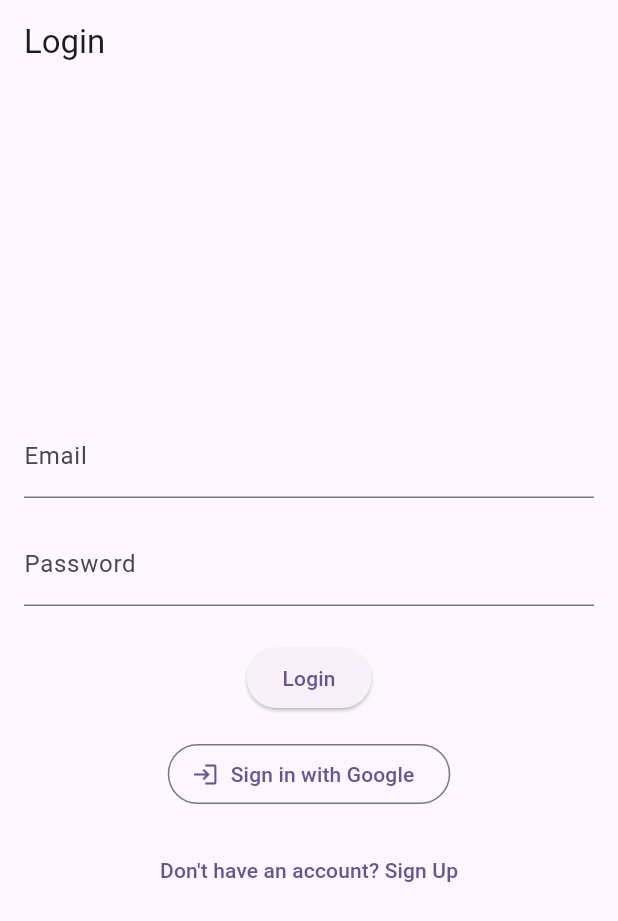
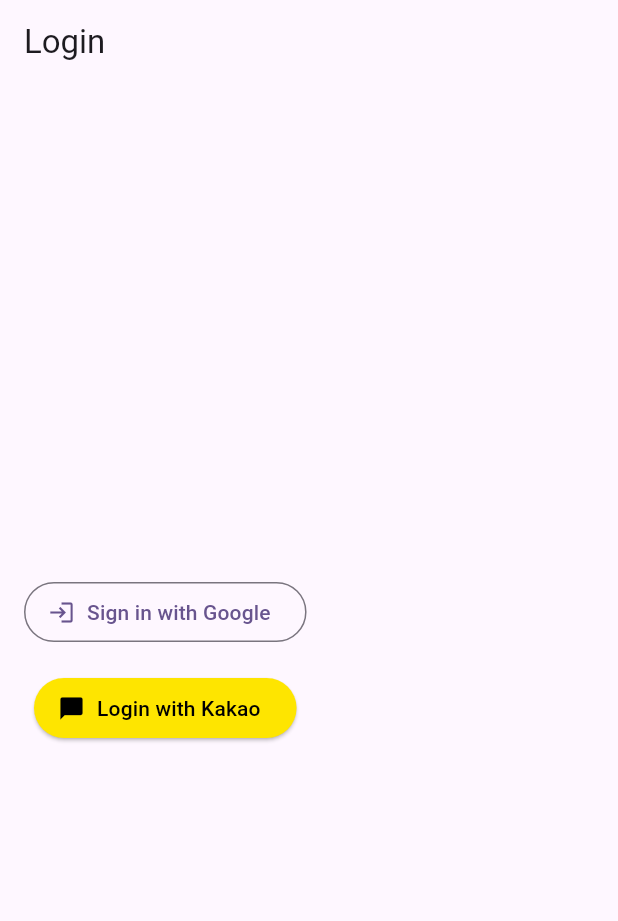
Before and after one commit to yangwon-park/calendar-flutter, a Flutter app: the screen it shows after launch, on a phone screen of 412 x 824 dp. Shown: the top 921 px of the screen. Run offline on Flutter 3.47's test engine with Material 3 defaults, Android fonts, the phone set to English and light mode, and no system bars; our stand-ins replace google_sign_in; missing offline and left inert: kakao_flutter_sdk_user.

Commit message:
feat: Replace Firebase authentication with Kakao SDK, Google SDK and update application bundle ID.

```diff
--- a/lib/main.dart
+++ b/lib/main.dart
@@ -1,16 +1,13 @@
-import 'package:firebase_auth/firebase_auth.dart';
-import 'package:firebase_core/firebase_core.dart';
 import 'package:flutter/material.dart';
-import 'package:front_flutter/firebase_options.dart';
 import 'package:front_flutter/src/features/authentication/screens/login_screen.dart';
-import 'package:front_flutter/src/features/authentication/services/auth_service.dart';
-import 'package:front_flutter/src/features/home/screens/home_screen.dart';
+import 'package:kakao_flutter_sdk_user/kakao_flutter_sdk_user.dart';
 
 void main() async {
   WidgetsFlutterBinding.ensureInitialized();
-  await Firebase.initializeApp(
-    options: DefaultFirebaseOptions.currentPlatform,
-  );
+
+  // TODO: Replace with your Native App Key from Kakao Developers
+  KakaoSdk.init(nativeAppKey: 'YOUR_NATIVE_APP_KEY');
+
   runApp(const MyApp());
 }
 
@@ -25,18 +22,7 @@ class MyApp extends StatelessWidget {
         colorScheme: ColorScheme.fromSeed(seedColor: Colors.deepPurple),
         useMaterial3: true,
       ),
-      home: StreamBuilder<User?>(
-        stream: AuthService().authStateChanges,
-        builder: (context, snapshot) {
-          if (snapshot.connectionState == ConnectionState.waiting) {
-            return const Center(child: CircularProgressIndicator());
-          }
-          if (snapshot.hasData) {
-            return const HomeScreen();
-          }
-          return const LoginScreen();
-        },
-      ),
+      home: const LoginScreen(),
     );
   }
 }
--- a/lib/src/features/authentication/screens/login_screen.dart
+++ b/lib/src/features/authentication/screens/login_screen.dart
@@ -1,6 +1,6 @@
 import 'package:flutter/material.dart';
-import 'package:front_flutter/src/features/authentication/screens/signup_screen.dart';
 import 'package:front_flutter/src/features/authentication/services/auth_service.dart';
+import 'package:front_flutter/src/features/authentication/services/kakao_auth_service.dart';
 
 class LoginScreen extends StatefulWidget {
   const LoginScreen({super.key});
@@ -10,34 +10,23 @@ class LoginScreen extends StatefulWidget {
 }
 
 class _LoginScreenState extends State<LoginScreen> {
-  final _formKey = GlobalKey<FormState>();
-  final _emailController = TextEditingController();
-  final _passwordController = TextEditingController();
   final _authService = AuthService();
+  final _kakaoAuthService = KakaoAuthService();
   bool _isLoading = false;
 
-  @override
-  void dispose() {
-    _emailController.dispose();
-    _passwordController.dispose();
-    super.dispose();
-  }
-
-  Future<void> _login() async {
-    if (_formKey.currentState!.validate()) {
+  Future<void> _loginWithGoogle() async {
+    print('LoginScreen: _loginWithGoogle button pressed'); // Debug log
     setState(() {
       _isLoading = true;
     });
     try {
-        await _authService.signInWithEmailAndPassword(
-          _emailController.text.trim(),
-          _passwordController.text.trim(),
-        );
-        // Navigation is handled by auth state listener in main.dart
+      print('LoginScreen: Calling AuthService.signInWithGoogle'); // Debug log
+      await _authService.signInWithGoogle();
+      // Navigation handled by auth state listener or callback
     } catch (e) {
       if (mounted) {
         ScaffoldMessenger.of(context).showSnackBar(
-            SnackBar(content: Text('Login failed: ${e.toString()}')),
+          SnackBar(content: Text('Google Login failed: ${e.toString()}')),
         );
       }
     } finally {
@@ -48,19 +37,18 @@ class _LoginScreenState extends State<LoginScreen> {
       }
     }
   }
-  }
 
-  Future<void> _loginWithGoogle() async {
+  Future<void> _loginWithKakao() async {
     setState(() {
       _isLoading = true;
     });
     try {
-      await _authService.signInWithGoogle();
+      await _kakaoAuthService.loginWithKakao();
       // Navigation handled by auth state listener
     } catch (e) {
       if (mounted) {
         ScaffoldMessenger.of(context).showSnackBar(
-          SnackBar(content: Text('Google Login failed: ${e.toString()}')),
+          SnackBar(content: Text('Kakao Login failed: ${e.toString()}')),
         );
       }
     } finally {
@@ -78,62 +66,31 @@ class _LoginScreenState extends State<LoginScreen> {
       appBar: AppBar(title: const Text('Login')),
       body: Padding(
         padding: const EdgeInsets.all(16.0),
-        child: Form(
-          key: _formKey,
         child: Column(
           mainAxisAlignment: MainAxisAlignment.center,
           children: [
-              TextFormField(
-                controller: _emailController,
-                decoration: const InputDecoration(labelText: 'Email'),
-                keyboardType: TextInputType.emailAddress,
-                validator: (value) {
-                  if (value == null || value.isEmpty) {
-                    return 'Please enter your email';
-                  }
-                  return null;
-                },
-              ),
-              const SizedBox(height: 16),
-              TextFormField(
-                controller: _passwordController,
-                decoration: const InputDecoration(labelText: 'Password'),
-                obscureText: true,
-                validator: (value) {
-                  if (value == null || value.isEmpty) {
-                    return 'Please enter your password';
-                  }
-                  return null;
-                },
-              ),
-              const SizedBox(height: 24),
             _isLoading
                 ? const CircularProgressIndicator()
-                  : ElevatedButton(
-                      onPressed: _login,
-                      child: const Text('Login'),
-                    ),
-              const SizedBox(height: 16),
-              _isLoading
-                  ? const SizedBox.shrink()
-                  : OutlinedButton.icon(
+                : Column(
+                    children: [
+                      OutlinedButton.icon(
                         onPressed: _loginWithGoogle,
                         icon: const Icon(Icons.login), // TODO: Use Google Icon
                         label: const Text('Sign in with Google'),
                       ),
                       const SizedBox(height: 16),
-              TextButton(
-                onPressed: () {
-                  Navigator.push(
-                    context,
-                    MaterialPageRoute(
-                        builder: (context) => const SignupScreen()),
-                  );
-                },
-                child: const Text('Don\'t have an account? Sign Up'),
+                      ElevatedButton.icon(
+                        onPressed: _loginWithKakao,
+                        style: ElevatedButton.styleFrom(
+                          backgroundColor: const Color(0xFFFEE500),
+                          foregroundColor: const Color(0xFF000000),
+                        ),
+                        icon: const Icon(Icons.chat_bubble), // TODO: Use Kakao Icon
+                        label: const Text('Login with Kakao'),
                       ),
                     ],
                   ),
+          ],
         ),
       ),
     );
--- a/pubspec.yaml
+++ b/pubspec.yaml
@@ -34,11 +34,10 @@ dependencies:
   # The following adds the Cupertino Icons font to your application.
   # Use with the CupertinoIcons class for iOS style icons.
   cupertino_icons: ^1.0.8
-  firebase_core: ^4.2.1
-  firebase_auth: ^6.1.2
   google_sign_in: ^6.2.1
-  cloud_firestore: ^6.1.0
   provider: ^6.1.5+1
+  kakao_flutter_sdk_user: ^1.9.0
+  http: ^1.2.0
 
 dev_dependencies:
   flutter_test:
```
Also changed, not shown: lib/src/features/authentication/screens/signup_screen.dart (deleted, +0 -131 lines), lib/src/features/authentication/services/auth_service.dart (+51 -51 lines), lib/src/features/authentication/services/kakao_auth_service.dart (added, +49 -0 lines), firebase.json, lib/firebase_options.dart (deleted), pubspec.lock, 12 other files. Lines whose indentation alone changed are shown as unchanged.
